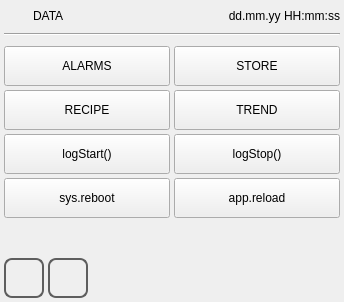
Old version of the form qt_library/ATCMsystem/data_manager.ui in the repository MECTsrl/mect_plugins.
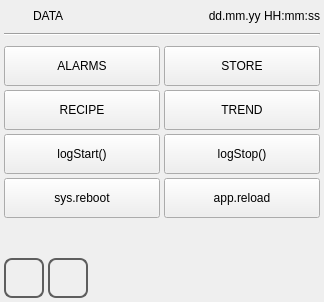
New version of the form. Icons and pictures are not drawn.

The edit to the form file:
```diff
--- a/qt_library/ATCMsystem/data_manager.ui
+++ b/qt_library/ATCMsystem/data_manager.ui
@@ -6,7 +6,7 @@
    <rect>
     <x>0</x>
     <y>0</y>
-    <width>344</width>
+    <width>324</width>
     <height>302</height>
    </rect>
   </property>
@@ -26,10 +26,26 @@
    <string>data_manager</string>
   </property>
   <property name="styleSheet">
-   <string notr="true">QPushButton
+   <string notr="true">QPushButton  {
+	font: 18pt &quot;DejaVu Sans Mono&quot;;
+	qproperty-focusPolicy: NoFocus;
+}
+QPushButton#pushButtonBack, QPushButton#pushButtonHome
 {
-	font: 20pt &quot;DejaVu Sans Mono&quot;;
-}</string>
+	border-radius: 8px;
+	border: 2px solid  rgb(94, 94, 94);
+	qproperty-iconSize: 24px 24px;
+}
+QPushButton:pressed
+{
+	border: 2px solid  rgb(194, 194, 194);
+	background-color:  rgb(255, 255, 127);
+}
+QPushButton:disabled
+{
+	border: 2px solid  rgb(194, 194, 194);
+}
+</string>
   </property>
   <layout class="QVBoxLayout" name="verticalLayout">
    <property name="spacing">
@@ -142,6 +158,12 @@
      </property>
      <item row="1" column="0">
       <widget class="QPushButton" name="pushButtonAlarms">
+       <property name="sizePolicy">
+        <sizepolicy hsizetype="Minimum" vsizetype="Expanding">
+         <horstretch>0</horstretch>
+         <verstretch>0</verstretch>
+        </sizepolicy>
+       </property>
        <property name="minimumSize">
         <size>
          <width>0</width>
@@ -151,7 +173,7 @@
        <property name="maximumSize">
         <size>
          <width>16777215</width>
-         <height>40</height>
+         <height>60</height>
         </size>
        </property>
        <property name="focusPolicy">
@@ -164,6 +186,12 @@
      </item>
      <item row="2" column="0">
       <widget class="QPushButton" name="pushButtonRecipe">
+       <property name="sizePolicy">
+        <sizepolicy hsizetype="Minimum" vsizetype="Expanding">
+         <horstretch>0</horstretch>
+         <verstretch>0</verstretch>
+        </sizepolicy>
+       </property>
        <property name="minimumSize">
         <size>
          <width>0</width>
@@ -173,7 +201,7 @@
        <property name="maximumSize">
         <size>
          <width>16777215</width>
-         <height>40</height>
+         <height>60</height>
         </size>
        </property>
        <property name="focusPolicy">
@@ -186,6 +214,12 @@
      </item>
      <item row="2" column="1">
       <widget class="QPushButton" name="pushButtonTrend">
+       <property name="sizePolicy">
+        <sizepolicy hsizetype="Minimum" vsizetype="Expanding">
+         <horstretch>0</horstretch>
+         <verstretch>0</verstretch>
+        </sizepolicy>
+       </property>
        <property name="minimumSize">
         <size>
          <width>0</width>
@@ -195,7 +229,7 @@
        <property name="maximumSize">
         <size>
          <width>16777215</width>
-         <height>40</height>
+         <height>60</height>
         </size>
        </property>
        <property name="focusPolicy">
@@ -208,6 +242,12 @@
      </item>
      <item row="1" column="1">
       <widget class="QPushButton" name="pushButtonStore">
+       <property name="sizePolicy">
+        <sizepolicy hsizetype="Minimum" vsizetype="Expanding">
+         <horstretch>0</horstretch>
+         <verstretch>0</verstretch>
+        </sizepolicy>
+       </property>
        <property name="minimumSize">
         <size>
          <width>0</width>
@@ -217,7 +257,7 @@
        <property name="maximumSize">
         <size>
          <width>16777215</width>
-         <height>40</height>
+         <height>60</height>
         </size>
        </property>
        <property name="focusPolicy">
@@ -230,6 +270,12 @@
      </item>
      <item row="3" column="0">
       <widget class="QPushButton" name="pushButtonLogStart">
+       <property name="sizePolicy">
+        <sizepolicy hsizetype="Minimum" vsizetype="Expanding">
+         <horstretch>0</horstretch>
+         <verstretch>0</verstretch>
+        </sizepolicy>
+       </property>
        <property name="minimumSize">
         <size>
          <width>0</width>
@@ -239,7 +285,7 @@
        <property name="maximumSize">
         <size>
          <width>16777215</width>
-         <height>40</height>
+         <height>60</height>
         </size>
        </property>
        <property name="focusPolicy">
@@ -252,6 +298,12 @@
      </item>
      <item row="3" column="1">
       <widget class="QPushButton" name="pushButtonLogStop">
+       <property name="sizePolicy">
+        <sizepolicy hsizetype="Minimum" vsizetype="Expanding">
+         <horstretch>0</horstretch>
+         <verstretch>0</verstretch>
+        </sizepolicy>
+       </property>
        <property name="minimumSize">
         <size>
          <width>0</width>
@@ -261,7 +313,7 @@
        <property name="maximumSize">
         <size>
          <width>16777215</width>
-         <height>40</height>
+         <height>60</height>
         </size>
        </property>
        <property name="focusPolicy">
@@ -274,6 +326,12 @@
      </item>
      <item row="4" column="0">
       <widget class="QPushButton" name="pushButtonReboot">
+       <property name="sizePolicy">
+        <sizepolicy hsizetype="Minimum" vsizetype="Expanding">
+         <horstretch>0</horstretch>
+         <verstretch>0</verstretch>
+        </sizepolicy>
+       </property>
        <property name="minimumSize">
         <size>
          <width>0</width>
@@ -283,7 +341,7 @@
        <property name="maximumSize">
         <size>
          <width>16777215</width>
-         <height>40</height>
+         <height>60</height>
         </size>
        </property>
        <property name="focusPolicy">
@@ -296,6 +354,12 @@
      </item>
      <item row="4" column="1">
       <widget class="QPushButton" name="pushButtonReload">
+       <property name="sizePolicy">
+        <sizepolicy hsizetype="Minimum" vsizetype="Expanding">
+         <horstretch>0</horstretch>
+         <verstretch>0</verstretch>
+        </sizepolicy>
+       </property>
        <property name="minimumSize">
         <size>
          <width>0</width>
@@ -305,7 +369,7 @@
        <property name="maximumSize">
         <size>
          <width>16777215</width>
-         <height>40</height>
+         <height>60</height>
         </size>
        </property>
        <property name="focusPolicy">
```
Left out of the diff: 19 changed lines with no effect on the pictures.
